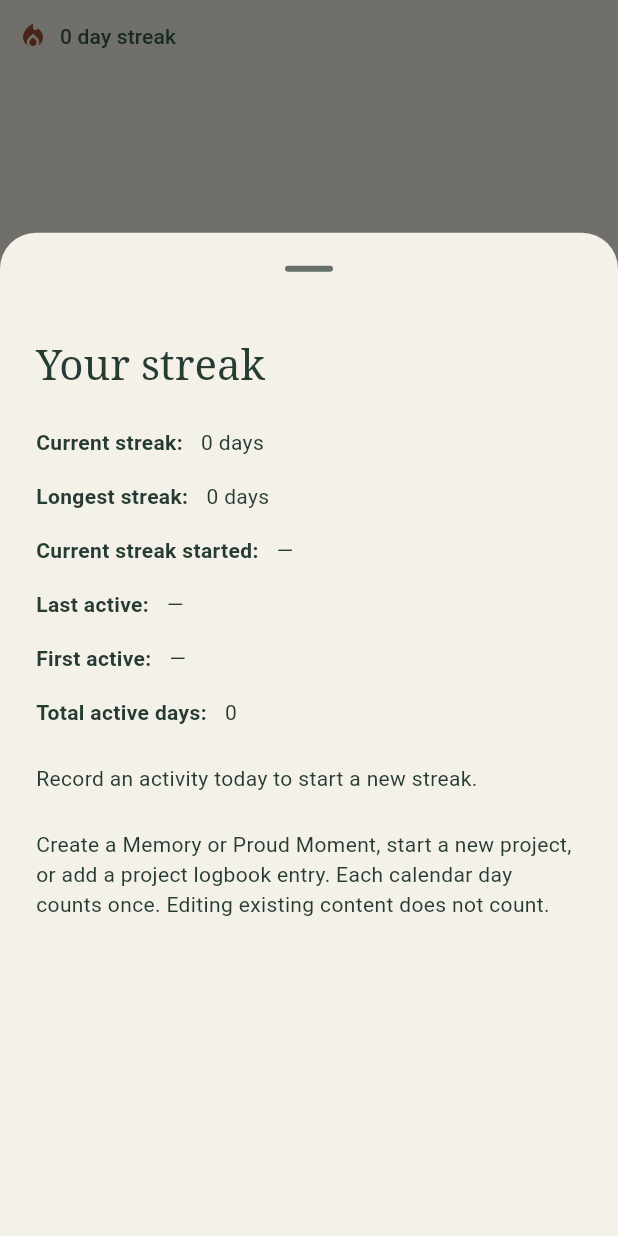
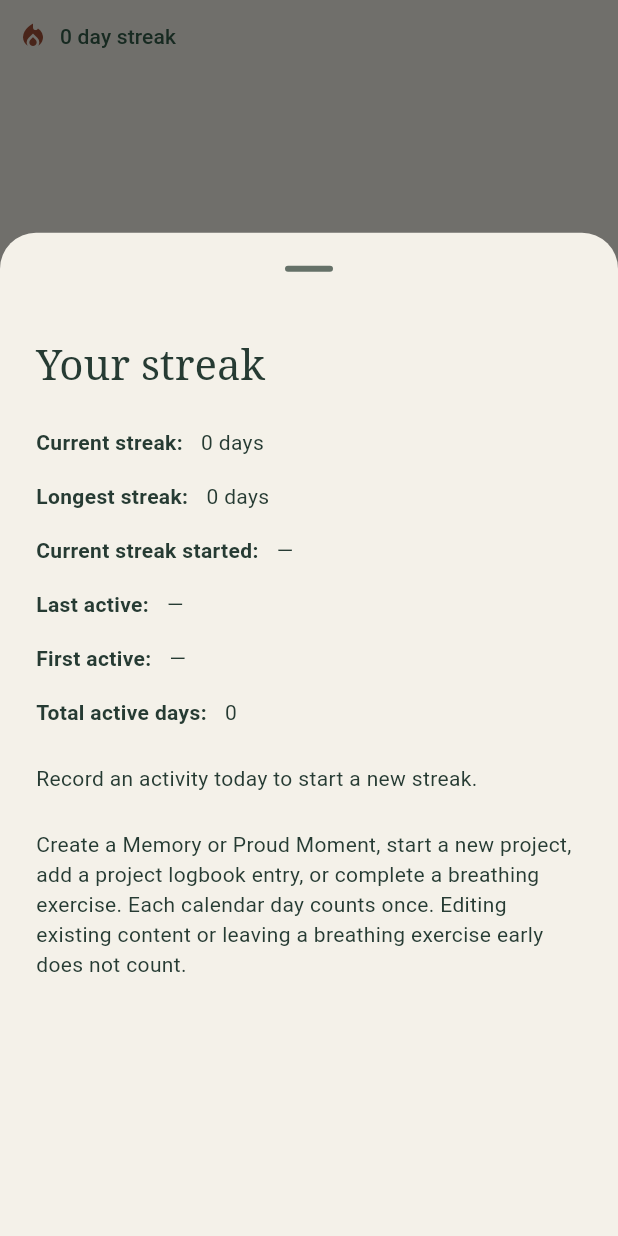
Before and after one commit to Kilinutz1/HackJunction, a Flutter app: the StreakBadge widget shown alone on an empty page, opened directly, after a tap on an icon or button, on a phone screen of 412 x 824 dp. Run offline on Flutter 3.47's test engine with Material 3 defaults, Android fonts, the phone set to English and light mode, and no system bars; our stand-ins replace audioplayers, flutter_local_notifications, flutter_timezone, image_picker, shared_preferences, timezone; accounts and stored records are empty.

Commit message:
streak desc edited

```diff
--- a/lib/streak.dart
+++ b/lib/streak.dart
@@ -211,7 +211,7 @@ class _StreakBadgeState extends State<StreakBadge> with WidgetsBindingObserver {
                   ),
                   const SizedBox(height: 24),
                   const Text(
-                    'Create a Memory or Proud Moment, start a new project, or add a project logbook entry. Each calendar day counts once. Editing existing content does not count.',
+                    'Create a Memory or Proud Moment, start a new project, add a project logbook entry, or complete a breathing exercise. Each calendar day counts once. Editing existing content or leaving a breathing exercise early does not count.',
                   ),
                 ],
               );
```
